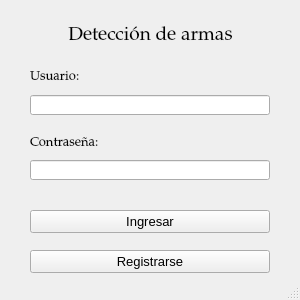
This is Client_Side/UI/login_window.ui in spardoc/Deteccion_De_Armas as Qt 5 draws it before an edit. The edited form follows.
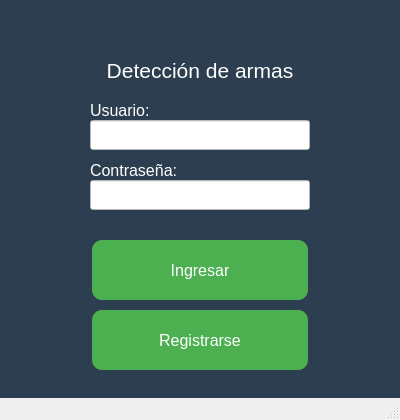
This is the edited form. Icons and pictures are not drawn.

```diff
--- a/Client_Side/UI/login_window.ui
+++ b/Client_Side/UI/login_window.ui
@@ -6,18 +6,12 @@
    <rect>
     <x>0</x>
     <y>0</y>
-    <width>300</width>
-    <height>300</height>
+    <width>400</width>
+    <height>420</height>
    </rect>
   </property>
   <property name="minimumSize">
    <size>
-    <width>300</width>
-    <height>300</height>
-   </size>
-  </property>
-  <property name="maximumSize">
-   <size>
     <width>400</width>
     <height>400</height>
    </size>
@@ -26,19 +20,51 @@
    <string>Deteccion de armas</string>
   </property>
   <widget class="QWidget" name="centralwidget">
+   <property name="styleSheet">
+    <string notr="true">
+      QWidget {
+        background-color: #2c3e50;
+      }
+      QLabel {
+        color: white;
+      }
+      QLineEdit {
+        background-color: white;
+        color: black;
+        padding: 5px;
+      }
+      QPushButton {
+        background-color: #4CAF50; /* Green */
+        border: none;
+        color: white;
+        padding: 10px;
+        text-align: center;
+        text-decoration: none;
+        display: inline-block;
+        font-size: 16px;
+        margin: 10px 2px; /* Incrementa el margen entre botones */
+        cursor: pointer;
+        border-radius: 10px;
+        min-height: 40px; /* Asegura que los botones sean suficientemente altos */
+      }
+      QPushButton:hover {
+        background-color: #45a049;
+      }
+    </string>
+   </property>
    <widget class="QLabel" name="label">
     <property name="geometry">
      <rect>
       <x>50</x>
-      <y>25</y>
-      <width>201</width>
+      <y>60</y>
+      <width>300</width>
       <height>21</height>
      </rect>
     </property>
     <property name="font">
      <font>
-      <family>Palatino Linotype</family>
-      <pointsize>14</pointsize>
+      <family>Arial</family>
+      <pointsize>16</pointsize>
      </font>
     </property>
     <property name="text">
@@ -54,16 +80,16 @@
    <widget class="QLabel" name="label_username">
     <property name="geometry">
      <rect>
-      <x>30</x>
-      <y>70</y>
+      <x>90</x>
+      <y>100</y>
       <width>80</width>
-      <height>13</height>
+      <height>20</height>
      </rect>
     </property>
     <property name="font">
      <font>
-      <family>Palatino Linotype</family>
-      <pointsize>10</pointsize>
+      <family>Arial</family>
+      <pointsize>12</pointsize>
      </font>
     </property>
     <property name="text">
@@ -73,16 +99,16 @@
    <widget class="QLabel" name="label_password">
     <property name="geometry">
      <rect>
-      <x>30</x>
-      <y>135</y>
+      <x>90</x>
+      <y>160</y>
       <width>110</width>
-      <height>16</height>
+      <height>20</height>
      </rect>
     </property>
     <property name="font">
      <font>
-      <family>Palatino Linotype</family>
-      <pointsize>10</pointsize>
+      <family>Arial</family>
+      <pointsize>12</pointsize>
      </font>
     </property>
     <property name="text">
@@ -92,20 +118,20 @@
    <widget class="QLineEdit" name="username_input">
     <property name="geometry">
      <rect>
-      <x>30</x>
-      <y>95</y>
-      <width>240</width>
-      <height>20</height>
+      <x>90</x>
+      <y>120</y>
+      <width>220</width>
+      <height>30</height>
      </rect>
     </property>
    </widget>
    <widget class="QLineEdit" name="password_input">
     <property name="geometry">
      <rect>
-      <x>30</x>
-      <y>160</y>
-      <width>240</width>
-      <height>20</height>
+      <x>90</x>
+      <y>180</y>
+      <width>220</width>
+      <height>30</height>
      </rect>
     </property>
     <property name="echoMode">
@@ -115,15 +141,16 @@
    <widget class="QPushButton" name="login_button">
     <property name="geometry">
      <rect>
-      <x>30</x>
-      <y>210</y>
-      <width>240</width>
-      <height>23</height>
+      <x>90</x>
+      <y>230</y>
+      <width>220</width>
+      <height>50</height>
      </rect>
     </property>
     <property name="font">
      <font>
-      <pointsize>10</pointsize>
+      <family>Arial</family>
+      <pointsize>14</pointsize>
      </font>
     </property>
     <property name="text">
@@ -133,15 +160,16 @@
    <widget class="QPushButton" name="register_button">
     <property name="geometry">
      <rect>
-      <x>30</x>
-      <y>250</y>
-      <width>240</width>
-      <height>23</height>
+      <x>90</x>
+      <y>300</y> <!-- Ajusta la posición en y para agregar margen -->
+      <width>220</width>
+      <height>50</height>
      </rect>
     </property>
     <property name="font">
      <font>
-      <pointsize>10</pointsize>
+      <family>Arial</family>
+      <pointsize>14</pointsize>
      </font>
     </property>
     <property name="text">
@@ -151,7 +179,7 @@
    <widget class="QLabel" name="img_label">
     <property name="geometry">
      <rect>
-      <x>230</x>
+      <x>330</x>
       <y>10</y>
       <width>61</width>
       <height>51</height>
@@ -170,10 +198,10 @@
    <widget class="QLabel" name="img_ups_label">
     <property name="geometry">
      <rect>
-      <x>20</x>
-      <y>20</y>
-      <width>41</width>
-      <height>31</height>
+      <x>10</x>
+      <y>10</y>
+      <width>61</width>
+      <height>51</height>
      </rect>
     </property>
     <property name="text">
```
Left out of the diff: 5 changed lines with no effect on the pictures.
